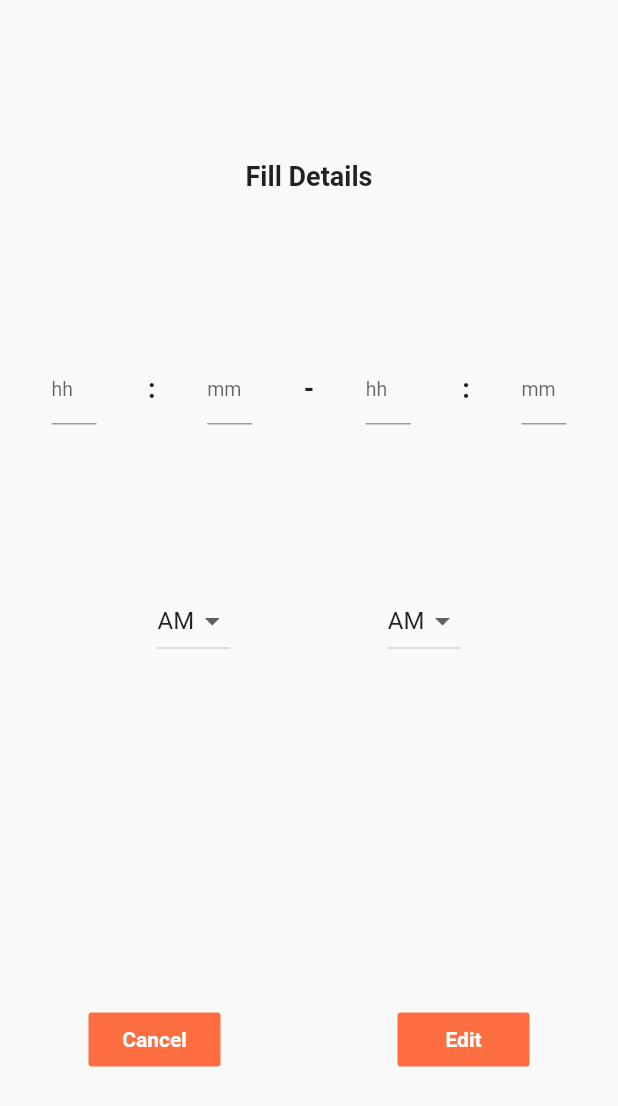
After one commit to sswastik02/GLUG_APP, a Flutter app: the TimingsRoutine screen opened directly, on a phone screen of 412 x 824 dp. The commit adds this screen. Shown: the top 1106 px of the screen. Run offline on Flutter 3.47's test engine with Material 2 defaults, Android fonts, the light colour scheme and no system bars; our stand-ins replace cached_network_image, carousel_slider, cloud_firestore, connectivity, date_format, dio and 13 more; missing offline and left inert: dynamic_themes, flare_loading, flutter_inappwebview, flutter_pdfview; accounts and stored records are empty.

Commit message:
Timings changable Timetable

```diff
--- a/lib/main.dart
+++ b/lib/main.dart
@@ -28,6 +28,12 @@ Future<void> main() async {
   // for (int i = 1; i < 11; i++)
   //   await DatabaseProvider.databaseProvider.setEmptyTimetable(i);
   // await DatabaseProvider.databaseProvider.deleteTimetable();
+  // try {
+  //   await DatabaseProvider.databaseProvider.updateTimeTableTimings(
+  //       RoutineData().data[1][0], RoutineData().data[1][0]);
+  // } catch (error, stacktrace) {
+  //   print("Timings already present");
+  // }
   // dynamic x = await DatabaseProvider.databaseProvider.getTimeTableData();
   // print(x);
   // await DatabaseProvider.databaseProvider.setEmptyTimetable();
--- a/lib/models/timetable_response.dart
+++ b/lib/models/timetable_response.dart
@@ -1,15 +1,17 @@
 import 'package:glug_app/resources/routine_data.dart';
 
-dynamic timetableFromMap(dynamic jsons) {
+List<List<dynamic>> timetableFromMap(dynamic jsons) {
   List<List<dynamic>> timetable = List<List<dynamic>>.from(jsons.map((json) => [
         json['tme'],
+        json['timings'],
         json['Mon'],
         json['Tue'],
         json['Wed'],
         json['Thu'],
         json['Fri']
       ]));
-  dynamic timetableFinal = [RoutineData().data[0]] + timetable;
+  List<List<dynamic>> timetableFinal =
+      [RoutineData().data[0] as List<dynamic>] + timetable;
   return timetableFinal;
 }
 
--- a/lib/widgets/subject_routine.dart
+++ b/lib/widgets/subject_routine.dart
@@ -91,7 +91,7 @@ class _SubjectRoutineState extends State<SubjectRoutine> {
                 color: Colors.deepOrangeAccent,
                 onPressed: () async {
                   // SAVE NEW SUBJECT IN ROUTINE HERE
-                  await _databaseProvider.updateTimetable(
+                  await _databaseProvider.updateTimetableSubject(
                       widget.map["time"], widget.map["day"], _ctrl1.text);
                   Navigator.pop(context);
                 },
--- /dev/null
+++ b/lib/widgets/timings_routine_form.dart
@@ -0,0 +1,288 @@
+import 'package:flutter/cupertino.dart';
+import 'package:flutter/material.dart';
+import 'package:glug_app/resources/database_provider.dart';
+import 'package:glug_app/resources/firestore_provider.dart';
+
+class TimingsRoutine extends StatefulWidget {
+  final Map map;
+  TimingsRoutine({this.map});
+
+  @override
+  TimingsRoutineState createState() => TimingsRoutineState();
+}
+
+class TimingsRoutineState extends State<TimingsRoutine> {
+  final _formKey = GlobalKey<FormState>();
+  FirestoreProvider _provider;
+  TextEditingController _ctrl1, _ctrl2, _ctrl3, _ctrl4;
+  String meridian1, meridian2;
+  List<String> meridianOptions = ["AM", "PM"];
+  DatabaseProvider _databaseProvider;
+
+  void initState() {
+    super.initState();
+    meridian1 = "AM";
+    meridian2 = "AM";
+    _ctrl1 = TextEditingController();
+    _ctrl2 = TextEditingController();
+    _ctrl3 = TextEditingController();
+    _ctrl4 = TextEditingController();
+    _databaseProvider = DatabaseProvider.databaseProvider;
+    if (widget.map != null) {
+      _ctrl1.text = widget.map["hr1"];
+      _ctrl2.text = widget.map["min1"];
+      meridian1 = widget.map["mer1"];
+      _ctrl3.text = widget.map["hr2"];
+      _ctrl4.text = widget.map["min2"];
+      meridian2 = widget.map["mer2"];
+    }
+  }
+
+  @override
+  void dispose() {
+    super.dispose();
+    _provider = null;
+  }
+
+  bool timeValidation(String hr1, String min1, String mer1, String hr2,
+      String min2, String mer2) {
+    if (mer1 == "PM" && mer2 == "AM") return false;
+    if (mer1 == mer2) {
+      return (((int.parse(hr2) - int.parse(hr1)) * 60 +
+              (int.parse(min2) - int.parse(min1))) >
+          0);
+    }
+    if (int.parse(hr2) == 12) {
+      return (((int.parse(hr2) - int.parse(hr1)) * 60 +
+              (int.parse(min2) - int.parse(min1))) >
+          0);
+    }
+    return (((int.parse(hr2) - int.parse(hr1) + 12) * 60 +
+            (int.parse(min2) - int.parse(min1))) >
+        0);
+  }
+
+  Widget build(BuildContext context) {
+    return Scaffold(
+        resizeToAvoidBottomInset: false,
+        body: Form(
+          key: _formKey,
+          child: Column(
+            crossAxisAlignment: CrossAxisAlignment.center,
+            mainAxisAlignment: MainAxisAlignment.spaceEvenly,
+            children: [
+              Text(
+                "Fill Details",
+                style: TextStyle(fontSize: 18.0, fontWeight: FontWeight.bold),
+              ),
+              Row(
+                crossAxisAlignment: CrossAxisAlignment.center,
+                mainAxisAlignment: MainAxisAlignment.spaceEvenly,
+                children: [
+                  SizedBox(
+                    width: 30.0,
+                    child: TextFormField(
+                        controller: _ctrl1,
+                        decoration: InputDecoration(
+                            hintText: "hh", hintStyle: TextStyle(fontSize: 13)),
+                        validator: (value) {
+                          if (value.isEmpty) {
+                            return 'Please enter a valid number';
+                          } else if (int.parse(value) > 12) {
+                            return "";
+                          }
+                          return null;
+                        },
+                        keyboardType: TextInputType.number),
+                  ),
+                  Text(
+                    ":",
+                    style:
+                        TextStyle(fontSize: 18.0, fontWeight: FontWeight.bold),
+                  ),
+                  SizedBox(
+                    width: 30.0,
+                    child: TextFormField(
+                        controller: _ctrl2,
+                        decoration: InputDecoration(
+                            hintText: "mm", hintStyle: TextStyle(fontSize: 13)),
+                        validator: (value) {
+                          if (value.isEmpty) {
+                            return 'Please enter a valid number';
+                          } else if (int.parse(value) > 59) {
+                            return "";
+                          }
+                          return null;
+                        },
+                        keyboardType: TextInputType.number),
+                  ),
+                  Text(
+                    "-",
+                    style:
+                        TextStyle(fontSize: 18.0, fontWeight: FontWeight.bold),
+                  ),
+                  SizedBox(
+                    width: 30.0,
+                    child: TextFormField(
+                        controller: _ctrl3,
+                        decoration: InputDecoration(
+                            hintText: "hh", hintStyle: TextStyle(fontSize: 13)),
+                        validator: (value) {
+                          if (value.isEmpty) {
+                            return 'Please enter a valid number';
+                          } else if (int.parse(value) > 12) {
+                            return "";
+                          }
+                          return null;
+                        },
+                        keyboardType: TextInputType.number),
+                  ),
+                  Text(
+                    ":",
+                    style:
+                        TextStyle(fontSize: 18.0, fontWeight: FontWeight.bold),
+                  ),
+                  SizedBox(
+                    width: 30.0,
+                    child: TextFormField(
+                        controller: _ctrl4,
+                        decoration: InputDecoration(
+                            hintText: "mm", hintStyle: TextStyle(fontSize: 13)),
+                        validator: (value) {
+                          if (value.isEmpty) {
+                            return 'Please enter a valid number';
+                          } else if (int.parse(value) > 59) {
+                            return "";
+                          }
+                          return null;
+                        },
+                        keyboardType: TextInputType.number),
+                  ),
+                ],
+              ),
+              Row(
+                crossAxisAlignment: CrossAxisAlignment.center,
+                mainAxisAlignment: MainAxisAlignment.spaceEvenly,
+                children: [
+                  SizedBox(
+                    height: 50,
+                    child: DropdownButton<String>(
+                      value: meridian1,
+                      onChanged: (mer) {
+                        setState(() {
+                          meridian1 = mer;
+                        });
+                      },
+                      items: meridianOptions
+                          .map<DropdownMenuItem<String>>(
+                            (op) => DropdownMenuItem(
+                              child: Text(op),
+                              value: op,
+                            ),
+                          )
+                          .toList(),
+                    ),
+                  ),
+                  SizedBox(
+                    height: 50,
+                    child: DropdownButton<String>(
+                      value: meridian2,
+                      onChanged: (mer) {
+                        setState(() {
+                          meridian2 = mer;
+                        });
+                      },
+                      items: meridianOptions
+                          .map<DropdownMenuItem<String>>(
+                            (op) => DropdownMenuItem(
+                              child: Text(op),
+                              value: op,
+                            ),
+                          )
+                          .toList(),
+                    ),
+                  ),
+                ],
+              ),
+              SizedBox(height: 15.0),
+              Row(
+                mainAxisAlignment: MainAxisAlignment.spaceAround,
+                children: [
+                  FlatButton(
+                    color: Colors.deepOrangeAccent,
+                    onPressed: () {
+                      Navigator.of(context).pop();
+                    },
+                    child: Text(
+                      'Cancel',
+                      style: TextStyle(
+                        color: Colors.white,
+                        fontWeight: FontWeight.bold,
+                      ),
+                    ),
+                  ),
+                  FlatButton(
+                    color: Colors.deepOrangeAccent,
+                    onPressed: () {
+                      print("pressed");
+                      print(timeValidation(_ctrl1.text, _ctrl2.text, meridian1,
+                          _ctrl3.text, _ctrl4.text, meridian2));
+                      // if(int.parse(_ctrl3.text)<int.parse(_ctrl2.text)) {
+                      if (_formKey.currentState.validate() &&
+                          timeValidation(_ctrl1.text, _ctrl2.text, meridian1,
+                              _ctrl3.text, _ctrl4.text, meridian2)) {
+                        // print([
+                        //   _ctrl1.text,
+                        //   _ctrl2.text,
+                        //   meridian1,
+                        //   _ctrl3.text,
+                        //   _ctrl4.text,
+                        //   meridian2
+                        // ]);
+                        String time1 = _ctrl1.text +
+                            ((_ctrl2.text == "00")
+                                ? ""
+                                : (int.parse(_ctrl2.text) <= 9)
+                                    ? ":0${int.parse(_ctrl2.text)}"
+                                    : (":" + _ctrl2.text)) +
+                            " " +
+                            meridian1;
+                        String time2 = _ctrl3.text +
+                            ((_ctrl4.text == "00")
+                                ? ""
+                                : (int.parse(_ctrl4.text) <= 9)
+                                    ? ":0${int.parse(_ctrl4.text)}"
+                                    : (":" + _ctrl4.text)) +
+                            " " +
+                            meridian2;
+                        String connecter = " -\n";
+                        String time = time1 + connecter + time2;
+
+                        print(time);
+                        _databaseProvider.updateTimeTableTimings(
+                            widget.map["og"], time);
+                        Navigator.of(context).pop();
+                      }
+
+                      // else {
+                      //   Scaffold.of(context).showSnackBar(new SnackBar(
+                      //     content: Text(
+                      //         "Initial present should less than total present"),
+                      //   ));
+                      // }
+                    },
+                    child: Text(
+                      'Edit',
+                      style: TextStyle(
+                        color: Colors.white,
+                        fontWeight: FontWeight.bold,
+                      ),
+                    ),
+                  ),
+                ],
+              ),
+            ],
+          ),
+        ));
+  }
+}
```
Also changed, not shown: lib/resources/database_provider.dart (+11 -2 lines), lib/widgets/timetable.dart (+86 -5 lines).
